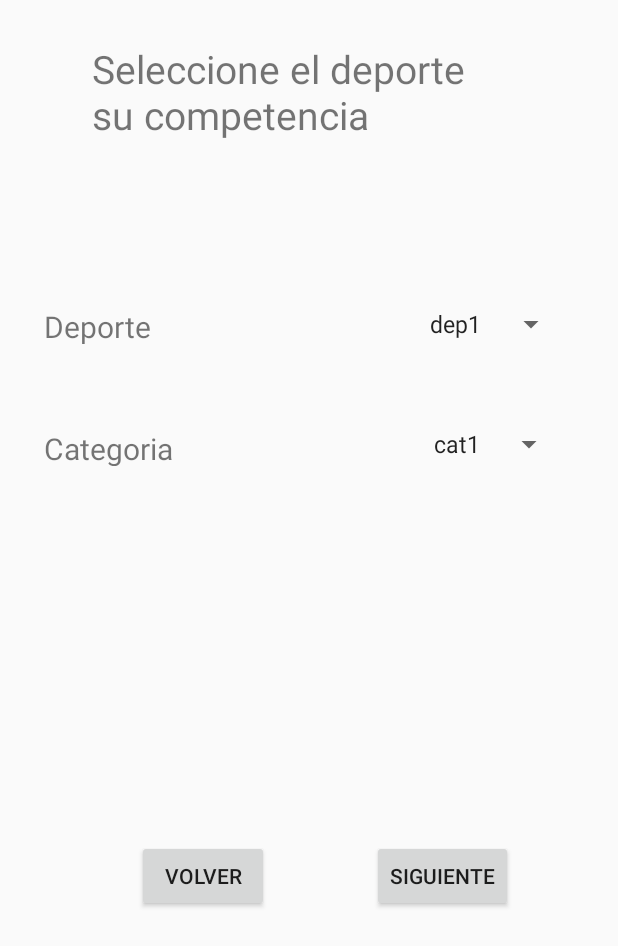
After one commit to PujolCity/Proyecto-Torneos, an Android app: the CrearCompetenciaDeporteActivity screen opened directly, with no data from a screen before it, on a phone screen of 412 x 824 dp. The commit adds this screen. Shown: the top 946 px of the screen. Run offline under Robolectric (Android 15) with nearby library versions, the phone set to English and light mode, and no system bars.

Commit message:
Algunas Pantallas hechas, Falta meterle los servicios y conectarlos a la app

```diff
--- a/app/src/main/java/com/VeizagaTorrico/proyectotorneos/activities/CrearCompetenciaActivity.java
+++ b/app/src/main/java/com/VeizagaTorrico/proyectotorneos/activities/CrearCompetenciaActivity.java
@@ -20,20 +20,18 @@ import java.util.Calendar;
 public class  CrearCompetenciaActivity extends AppCompatActivity {
     private static final String CERO = "0";
     private static final String BARRA = "/";
-
     //Calendario para obtener fecha & hora
     public final Calendar c = Calendar.getInstance();
-
     //Variables para obtener la fecha
     final int mes = c.get(Calendar.MONTH);
     final int dia = c.get(Calendar.DAY_OF_MONTH);
     final int anio = c.get(Calendar.YEAR);
-
     //Widgets
     private TextView txtView;
     private ImageButton ibObtenerFecha;
     private EditText txtNmbComp, txtFecha;
     private Button btnSig;
+
     @Override
     protected void onCreate(Bundle savedInstanceState) {
         super.onCreate(savedInstanceState);
--- /dev/null
+++ b/app/src/main/java/com/VeizagaTorrico/proyectotorneos/activities/CrearCompetenciaDeporteActivity.java
@@ -0,0 +1,90 @@
+package com.VeizagaTorrico.proyectotorneos.activities;
+
+import androidx.appcompat.app.AppCompatActivity;
+import com.VeizagaTorrico.proyectotorneos.R;
+import com.VeizagaTorrico.proyectotorneos.logica.Categoria;
+import com.VeizagaTorrico.proyectotorneos.logica.Deporte;
+
+import android.content.Context;
+import android.os.Bundle;
+import android.view.View;
+import android.widget.AdapterView;
+import android.widget.ArrayAdapter;
+import android.widget.Spinner;
+import android.widget.Toast;
+
+import java.util.ArrayList;
+import java.util.List;
+
+public class CrearCompetenciaDeporteActivity extends AppCompatActivity {
+    private Deporte deporte1,deporte2,deporte3;
+    private Categoria categoria1,categoria2,categoria3,categoria4;
+    private List<Deporte> deportes;
+    private List<Categoria> categorias;
+    private Spinner spinnerDeporte, spinnerCategoria;
+
+    @Override
+    protected void onCreate(Bundle savedInstanceState) {
+        super.onCreate(savedInstanceState);
+        setContentView(R.layout.activity_crear_competencia_deporte);
+
+
+        this.deportes = new ArrayList<Deporte>();
+        this.categorias = new ArrayList<Categoria>();
+
+        this.categoria1 = new Categoria(1,"cat1","categoria de prueba 1",15);
+        this.categoria2 = new Categoria(2,"cat2","categoria de prueba 2",10);
+        this.categoria3 = new Categoria(3,"cat3","categoria de prueba 3",12);
+        this.categoria4 = new Categoria(4,"cat4","categoria de prueba 4",17);
+
+        this.deporte1 = new Deporte(1,"dep1");
+        this.deporte2 = new Deporte(2,"dep2");
+        this.deporte3 = new Deporte(3,"dep3");
+
+        this.categorias.add(categoria1);
+        this.categorias.add(categoria1);
+
+        this.deporte1.addCategoria(categoria1);
+        this.deporte1.addCategoria(categoria4);
+
+        this.deporte2.addCategoria(categoria2);
+        this.deporte2.addCategoria(categoria3);
+
+        this.deporte3.addCategoria(categoria4);
+        this.deporte3.addCategoria(categoria2);
+
+        this.deportes.add(deporte1);
+        this.deportes.add(deporte2);
+        this.deportes.add(deporte3);
+
+        spinnerDeporte = findViewById(R.id.spinnerDeporte);
+        spinnerCategoria = findViewById(R.id.spinnerCategoria);
+
+        // creo el adapter para el spinnerDeporte y asigno el origen de los datos para el adaptador del spinner
+        ArrayAdapter<Deporte> adapterDeporte = new ArrayAdapter<Deporte>(this,android.R.layout.simple_spinner_item,deportes);
+        //Asigno el layout a inflar para cada elemento al momento de desplegar la lista
+        adapterDeporte.setDropDownViewResource(android.R.layout.simple_spinner_dropdown_item);
+        // seteo el adapter
+        spinnerDeporte.setAdapter(adapterDeporte);
+        // manejador del evento OnItemSelected
+        spinnerDeporte.setOnItemSelectedListener(new AdapterView.OnItemSelectedListener() {
+            @Override
+            public void onItemSelected(AdapterView<?> adapterView, View view, int i, long l) {
+                Deporte dep;
+                //elemento obtenido del spinner lo asigno a deporte y traigo la lista de categorias que tiene
+                dep = (Deporte) spinnerDeporte.getSelectedItem();
+                categorias = dep.getCategorias();
+                //creo el adapter para el spinnerCategorias
+                ArrayAdapter<Categoria> adapterCategoria = new ArrayAdapter<Categoria>(CrearCompetenciaDeporteActivity.this,android.R.layout.simple_spinner_item,categorias);
+                //Asigno el layout a inflar para cada elemento al momento de desplegar la lista
+                adapterCategoria.setDropDownViewResource(android.R.layout.simple_spinner_dropdown_item);
+                spinnerCategoria.setAdapter(adapterCategoria);
+            }
+            @Override
+            public void onNothingSelected(AdapterView<?> adapterView) {
+
+            }
+        });
+
+    }
+}
--- /dev/null
+++ b/app/src/main/java/com/VeizagaTorrico/proyectotorneos/logica/Categoria.java
@@ -0,0 +1,55 @@
+package com.VeizagaTorrico.proyectotorneos.logica;
+
+import java.util.Objects;
+
+public class Categoria {
+    private int id;
+    private String nombreCat;
+    private String descripcion;
+    private int minIntegrantes;
+
+
+    public Categoria(int id, String nombreCat, String descripcion, int minIntegrantes) {
+        this.id = id;
+        this.nombreCat = nombreCat;
+        this.descripcion = descripcion;
+        this.minIntegrantes = minIntegrantes;
+    }
+
+    public int getId() {
+        return id;
+    }
+
+    public String getNombreCat() {
+        return nombreCat;
+    }
+
+    public String getDescripcion() {
+        return descripcion;
+    }
+
+    public int getMinIntegrantes() {
+        return minIntegrantes;
+    }
+
+    @Override
+    public boolean equals(Object o) {
+        if (this == o) return true;
+        if (!(o instanceof Categoria)) return false;
+        Categoria categoria = (Categoria) o;
+        return id == categoria.id &&
+                nombreCat.equals(categoria.nombreCat);
+    }
+
+    @Override
+    public int hashCode() {
+        return Objects.hash(id);
+    }
+
+
+    @Override
+    public String toString() {
+        return nombreCat ;
+    }
+
+}
--- /dev/null
+++ b/app/src/main/java/com/VeizagaTorrico/proyectotorneos/logica/Deporte.java
@@ -0,0 +1,57 @@
+package com.VeizagaTorrico.proyectotorneos.logica;
+
+import java.util.ArrayList;
+import java.util.List;
+import java.util.Objects;
+
+public class Deporte {
+
+    private int id;
+    private String nombre;
+    private List<Categoria> categorias;
+
+
+    public Deporte(int id,String nombre) {
+        this.id = id;
+        this.nombre = nombre;
+        this.categorias = new ArrayList<Categoria>();
+    }
+
+    public int getId() {
+        return id;
+    }
+
+    public String getNombre() {
+        return nombre;
+    }
+
+    public List<Categoria> getCategorias() {
+        return categorias;
+    }
+    public void addCategoria(Categoria categoria) {
+        if (!this.categorias.contains(categoria)) {
+            this.categorias.add(categoria);
+        }
+    }
+
+
+
+    @Override
+    public boolean equals(Object o) {
+        if (this == o) return true;
+        if (!(o instanceof Deporte)) return false;
+        Deporte deporte = (Deporte) o;
+        return id == deporte.id &&
+                nombre.equals(deporte.nombre);
+    }
+
+    @Override
+    public int hashCode() {
+        return Objects.hash(id);
+    }
+
+    @Override
+    public String toString() {
+        return nombre ;
+    }
+}
--- /dev/null
+++ b/app/src/main/res/layout/activity_crear_competencia_deporte.xml
@@ -0,0 +1,111 @@
+<?xml version="1.0" encoding="utf-8"?>
+<androidx.constraintlayout.widget.ConstraintLayout xmlns:android="http://schemas.android.com/apk/res/android"
+    xmlns:app="http://schemas.android.com/apk/res-auto"
+    xmlns:tools="http://schemas.android.com/tools"
+    android:layout_width="match_parent"
+    android:layout_height="match_parent"
+    tools:context=".activities.CrearCompetenciaDeporteActivity">
+
+
+    <TextView
+        android:id="@+id/textView"
+        android:layout_width="281dp"
+        android:layout_height="99dp"
+        android:layout_alignParentEnd="true"
+        android:layout_alignParentStart="true"
+        android:layout_alignParentTop="true"
+        android:layout_marginEnd="69dp"
+        android:layout_marginStart="61dp"
+        android:layout_marginTop="28dp"
+        android:text="@string/txtSeleccioneDeporte"
+        android:textSize="26dp"
+        app:layout_constraintEnd_toEndOf="parent"
+        app:layout_constraintHorizontal_bias="0.619"
+        app:layout_constraintStart_toStartOf="parent"
+        app:layout_constraintTop_toTopOf="parent">
+
+    </TextView>
+
+    <TextView
+        android:id="@+id/txtSelecDeporte"
+        android:layout_width="166dp"
+        android:layout_height="25dp"
+        android:layout_marginTop="204dp"
+        android:text="@string/txtDeporte"
+        android:textSize="20dp"
+        app:layout_constraintEnd_toEndOf="parent"
+        app:layout_constraintHorizontal_bias="0.118"
+        app:layout_constraintStart_toStartOf="parent"
+        app:layout_constraintTop_toTopOf="parent">
+    </TextView>
+
+    <Spinner
+        android:id="@+id/spinnerDeporte"
+        android:layout_width="wrap_content"
+        android:layout_height="wrap_content"
+        android:layout_marginTop="204dp"
+        app:layout_constraintEnd_toEndOf="parent"
+        app:layout_constraintHorizontal_bias="0.708"
+        app:layout_constraintStart_toEndOf="@+id/txtSelecDeporte"
+        app:layout_constraintTop_toTopOf="parent">
+    </Spinner>
+
+    <TextView
+        android:id="@+id/txtSelecCategoria"
+        android:layout_width="166dp"
+        android:layout_height="25dp"
+        android:layout_marginTop="56dp"
+        android:text="@string/txtCategoria"
+        android:textSize="20dp"
+        app:layout_constraintEnd_toEndOf="parent"
+        app:layout_constraintHorizontal_bias="0.118"
+        app:layout_constraintStart_toStartOf="parent"
+        app:layout_constraintTop_toBottomOf="@+id/txtSelecDeporte">
+
+    </TextView>
+
+    <Spinner
+        android:id="@+id/spinnerCategoria"
+        android:layout_width="wrap_content"
+        android:layout_height="wrap_content"
+        android:layout_alignParentEnd="true"
+        android:layout_alignParentTop="true"
+        android:layout_marginTop="56dp"
+        app:layout_constraintEnd_toEndOf="parent"
+        app:layout_constraintHorizontal_bias="0.708"
+        app:layout_constraintStart_toEndOf="@+id/txtSelecCategoria"
+        app:layout_constraintTop_toBottomOf="@+id/spinnerDeporte">
+
+    </Spinner>
+
+    <Button
+        android:id="@+id/btnCCSig_2"
+        android:layout_width="wrap_content"
+        android:layout_height="wrap_content"
+        android:layout_marginBottom="200dp"
+        android:layout_marginTop="544dp"
+        android:text="Siguiente"
+        app:layout_constraintBottom_toBottomOf="parent"
+        app:layout_constraintEnd_toEndOf="parent"
+        app:layout_constraintHorizontal_bias="0.78"
+        app:layout_constraintStart_toStartOf="parent"
+        app:layout_constraintTop_toTopOf="parent">
+
+    </Button>
+
+    <Button
+        android:id="@+id/btnCCvlvr_1"
+        android:layout_width="wrap_content"
+        android:layout_height="wrap_content"
+        android:layout_marginBottom="200dp"
+        android:layout_marginTop="544dp"
+        android:text="Volver"
+        app:layout_constraintBottom_toBottomOf="parent"
+        app:layout_constraintEnd_toEndOf="parent"
+        app:layout_constraintHorizontal_bias="0.281"
+        app:layout_constraintStart_toStartOf="parent"
+        app:layout_constraintTop_toTopOf="parent">
+
+    </Button>
+
+</androidx.constraintlayout.widget.ConstraintLayout>
--- a/app/src/main/res/values/strings.xml
+++ b/app/src/main/res/values/strings.xml
@@ -2,10 +2,13 @@
     <string name="app_name">Proyecto Torneos</string>
     //Strings de creado de competencia
     <string name="Txt_creaCompetencia"> Crea Tu Competencia</string>
-  //<string name="txtCrearCompNmb"> Coloque el nombre de su competencia</string>
+    <string name="txtCrearCompNmb"> Coloque el nombre de su competencia</string>
     <string name="datePicker"> Fecha de inicio de la Competencia </string>
     <string name="formatoFecha"> dd/mm/yyyy </string>
-
+    <string name="txtTipoOrg"> Seleccione como se va a organizar su competencia </string>
+    <string name="txtSeleccioneDeporte"> Seleccione el deporte su competencia </string>
+    <string name="txtDeporte"> Deporte</string>
+    <string name="txtCategoria"> Categoria</string>
     <!-- TODO: Remove or change this placeholder text -->
     <string name="hello_blank_fragment">Hello blank fragment</string>
 </resources>
--- a/app/src/main/res/values/styles.xml
+++ b/app/src/main/res/values/styles.xml
@@ -6,8 +6,6 @@
         <item name="colorPrimary">@color/colorPrimary</item>
         <item name="colorPrimaryDark">@color/colorPrimaryDark</item>
         <item name="colorAccent">@color/colorAccent</item>
-
-
     </style>
 
 </resources>
```
Also changed, not shown: app/src/main/AndroidManifest.xml (+14 -1 lines), app/src/main/java/com/VeizagaTorrico/proyectotorneos/activities/CrearCompetenciaOrgActivity.java (added, +50 -0 lines), app/src/main/res/layout/activity_crear_competencia.xml (+19 -22 lines), app/src/main/res/layout/activity_crear_competencia_org.xml (added, +65 -0 lines).
